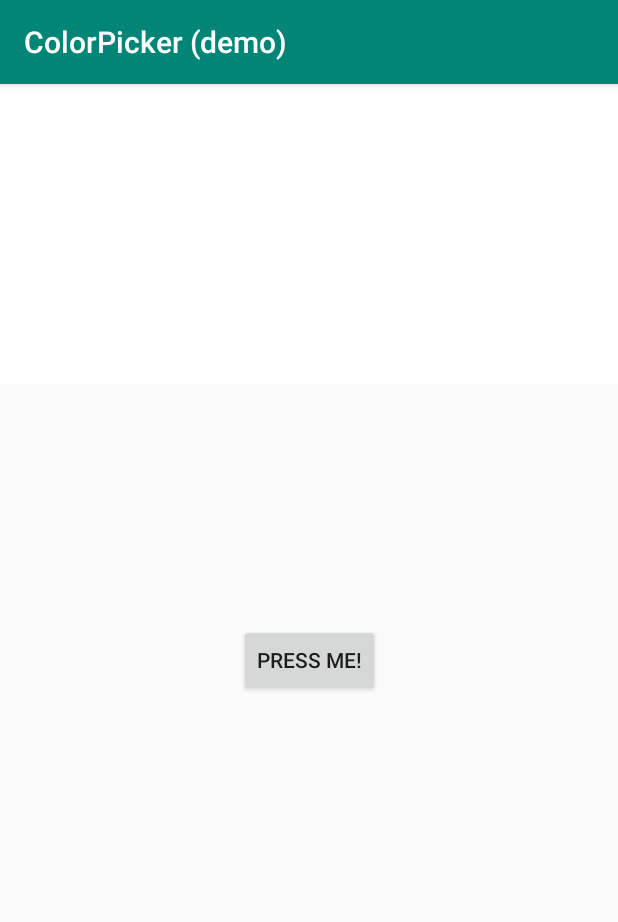
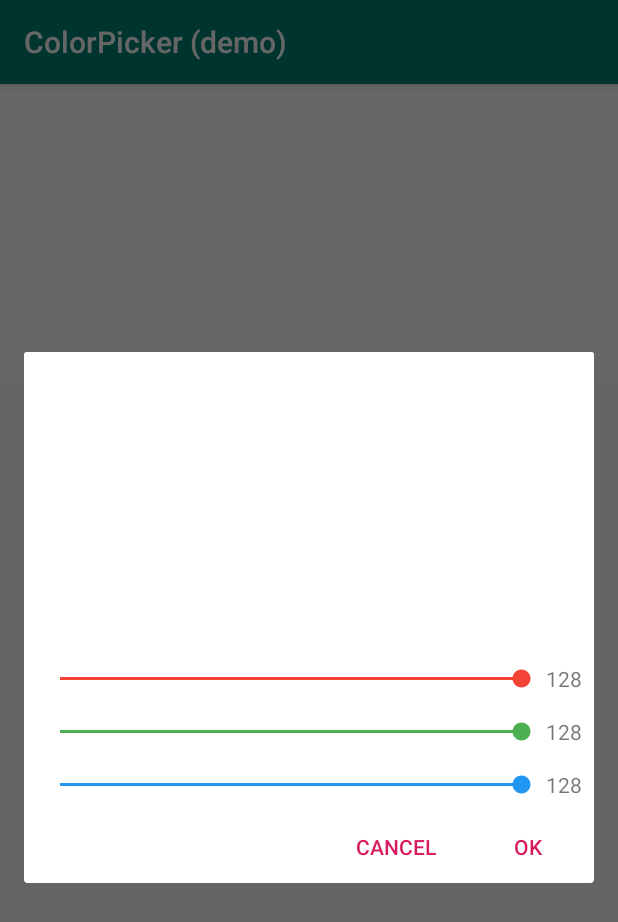
Before and after one commit to djcass44/colorpickerdialog, an Android app: the screen it shows after launch (MainActivity), after a tap on "PRESS ME!", on a phone screen of 412 x 824 dp. Shown: the top 922 px of the screen. Run offline under Robolectric (Android 15) with nearby library versions, the phone set to English and light mode, and no system bars.

Commit message:
Added basic ability to select colours

```diff
--- a/app/src/main/java/com/django/colorpicker/MainActivity.java
+++ b/app/src/main/java/com/django/colorpicker/MainActivity.java
@@ -1,23 +1,28 @@
 package com.django.colorpicker;
 
+import android.os.Bundle;
 import android.support.v7.app.AppCompatActivity;
-import android.os.Bundle;
 import android.view.View;
 import android.widget.Button;
-import android.widget.TextView;
 
-public class MainActivity extends AppCompatActivity {
+import com.django.colorpickerdialog.ColorPickerDialog;
+import com.django.colorpickerdialog.IColorPickerReceivable;
 
+public class MainActivity extends AppCompatActivity implements IColorPickerReceivable {
+    private View viewCanvas;
 
     @Override
     protected void onCreate(Bundle savedInstanceState) {
         super.onCreate(savedInstanceState);
         setContentView(R.layout.activity_main);
 
-        View viewCanvas = findViewById(R.id.viewCanvas);
+        viewCanvas = findViewById(R.id.viewCanvas);
         Button buttonMain = findViewById(R.id.buttonMain);
-        buttonMain.setOnClickListener(view -> {
+        buttonMain.setOnClickListener(view -> new ColorPickerDialog(this, this).show());
+    }
 
-        });
+    @Override
+    public void onColorChosen(int color) {
+        viewCanvas.setBackgroundColor(color);
     }
 }
--- a/colorpickerdialog/build.gradle
+++ b/colorpickerdialog/build.gradle
@@ -4,12 +4,20 @@ android {
     compileSdkVersion 28
 
 
+    //build version tracking
+    Properties versionProps = new Properties()
+    def versionPropsFile = file('version.properties')
+    if (versionPropsFile.exists())
+        versionProps.load(new FileInputStream(versionPropsFile))
+    def code = (versionProps['VERSION_CODE'] ?: "0").toInteger() + 1
+    versionProps['VERSION_CODE'] = code.toString()
+    versionProps.store(versionPropsFile.newWriter(), null)
 
     defaultConfig {
         minSdkVersion 19
         targetSdkVersion 28
-        versionCode 1
-        versionName "1.0"
+        versionCode code
+        versionName "1." + code
 
         testInstrumentationRunner "android.support.test.runner.AndroidJUnitRunner"
 
@@ -34,4 +42,6 @@ dependencies {
     testImplementation 'junit:junit:4.12'
     androidTestImplementation 'com.android.support.test:runner:1.0.2'
     androidTestImplementation 'com.android.support.test.espresso:espresso-core:3.0.2'
+
+    implementation 'com.android.support.constraint:constraint-layout:1.1.2'
 }
--- /dev/null
+++ b/colorpickerdialog/src/main/java/com/django/colorpickerdialog/ColorPickerDialog.java
@@ -0,0 +1,130 @@
+package com.django.colorpickerdialog;
+
+import android.app.Dialog;
+import android.content.Context;
+import android.graphics.Color;
+import android.os.Bundle;
+import android.support.annotation.NonNull;
+import android.view.View;
+import android.view.Window;
+import android.widget.Button;
+import android.widget.SeekBar;
+import android.widget.TextView;
+
+public class ColorPickerDialog extends Dialog {
+    private Context context;
+    private IColorPickerReceivable receivable;
+
+    private Button buttonPositive;
+    private Button buttonNegative;
+
+    private SeekBar seekR;
+    private SeekBar seekG;
+    private SeekBar seekB;
+
+    private TextView textR;
+    private TextView textG;
+    private TextView textB;
+
+    private View viewCanvas;
+    private int colour = 0;
+
+    public ColorPickerDialog(@NonNull Context context, @NonNull IColorPickerReceivable receivable) {
+        super(context);
+        this.context = context;
+        this.receivable = receivable;
+    }
+
+    @Override
+    protected void onCreate(Bundle savedInstanceState) {
+        super.onCreate(savedInstanceState);
+        requestWindowFeature(Window.FEATURE_NO_TITLE);
+        setContentView(R.layout.picker_main);
+
+        viewCanvas = findViewById(R.id.viewCanvas);
+
+        buttonNegative = findViewById(R.id.buttonNegative);
+        buttonPositive = findViewById(R.id.buttonPositive);
+
+        seekR = findViewById(R.id.seekR);
+        textR = findViewById(R.id.textR);
+
+        seekG = findViewById(R.id.seekG);
+        textG = findViewById(R.id.textG);
+
+        seekB = findViewById(R.id.seekB);
+        textB = findViewById(R.id.textB);
+
+        initSeekListeners();
+        initButtonListeners();
+
+        onValueUpdated();
+    }
+
+    private void onValueUpdated() {
+        colour = Color.argb(255, seekR.getProgress(), seekG.getProgress(), seekB.getProgress());
+        viewCanvas.setBackgroundColor(colour);
+    }
+
+    private void initSeekListeners() {
+        seekR.setOnSeekBarChangeListener(new SeekBar.OnSeekBarChangeListener() {
+            @Override
+            public void onProgressChanged(SeekBar seekBar, int i, boolean b) {
+                textR.setText(String.valueOf(i));
+                onValueUpdated();
+            }
+
+            @Override
+            public void onStartTrackingTouch(SeekBar seekBar) {
+
+            }
+
+            @Override
+            public void onStopTrackingTouch(SeekBar seekBar) {
+
+            }
+        });
+        seekG.setOnSeekBarChangeListener(new SeekBar.OnSeekBarChangeListener() {
+            @Override
+            public void onProgressChanged(SeekBar seekBar, int i, boolean b) {
+                textG.setText(String.valueOf(i));
+                onValueUpdated();
+            }
+
+            @Override
+            public void onStartTrackingTouch(SeekBar seekBar) {
+
+            }
+
+            @Override
+            public void onStopTrackingTouch(SeekBar seekBar) {
+
+            }
+        });
+        seekB.setOnSeekBarChangeListener(new SeekBar.OnSeekBarChangeListener() {
+            @Override
+            public void onProgressChanged(SeekBar seekBar, int i, boolean b) {
+                textB.setText(String.valueOf(i));
+                onValueUpdated();
+            }
+
+            @Override
+            public void onStartTrackingTouch(SeekBar seekBar) {
+
+            }
+
+            @Override
+            public void onStopTrackingTouch(SeekBar seekBar) {
+
+            }
+        });
+    }
+
+    private void initButtonListeners() {
+        buttonNegative.setOnClickListener(view -> dismiss());
+        buttonPositive.setOnClickListener(view -> {
+            receivable.onColorChosen(colour);
+            dismiss();
+        });
+    }
+}
--- /dev/null
+++ b/colorpickerdialog/src/main/java/com/django/colorpickerdialog/IColorPickerReceivable.java
@@ -0,0 +1,5 @@
+package com.django.colorpickerdialog;
+
+public interface IColorPickerReceivable {
+    void onColorChosen(int color);
+}
--- /dev/null
+++ b/colorpickerdialog/src/main/res/layout/picker_main.xml
@@ -0,0 +1,116 @@
+<?xml version="1.0" encoding="utf-8"?>
+<LinearLayout
+    xmlns:android="http://schemas.android.com/apk/res/android"
+    android:layout_width="match_parent"
+    android:layout_height="match_parent"
+    android:orientation="vertical"
+    xmlns:app="http://schemas.android.com/apk/res-auto">
+
+    <View
+        android:id="@+id/viewCanvas"
+        android:layout_width="match_parent"
+        android:layout_height="200dp"
+        android:background="@android:color/white" />
+
+    <android.support.constraint.ConstraintLayout
+        android:layout_width="match_parent"
+        android:layout_height="wrap_content"
+        android:padding="8dp">
+
+        <SeekBar
+            android:id="@+id/seekR"
+            android:layout_width="0dp"
+            android:layout_height="wrap_content"
+            android:theme="@style/SeekBarRed"
+            android:progress="255"
+            android:max="255"
+            app:layout_constraintStart_toStartOf="parent"
+            app:layout_constraintEnd_toStartOf="@id/textR"
+            app:layout_constraintTop_toTopOf="parent"
+            app:layout_constraintBottom_toBottomOf="parent" />
+        <TextView
+            android:id="@+id/textR"
+            android:layout_width="wrap_content"
+            android:layout_height="wrap_content"
+            android:text="@string/placeholder_value"
+            app:layout_constraintEnd_toEndOf="parent"
+            app:layout_constraintTop_toTopOf="parent"
+            app:layout_constraintBottom_toBottomOf="parent"/>
+    </android.support.constraint.ConstraintLayout>
+    <android.support.constraint.ConstraintLayout
+        android:layout_width="match_parent"
+        android:layout_height="wrap_content"
+        android:padding="8dp">
+
+        <SeekBar
+            android:id="@+id/seekG"
+            android:layout_width="0dp"
+            android:layout_height="wrap_content"
+            android:theme="@style/SeekBarGreen"
+            android:progress="255"
+            android:max="255"
+            app:layout_constraintStart_toStartOf="parent"
+            app:layout_constraintEnd_toStartOf="@id/textG"
+            app:layout_constraintTop_toTopOf="parent"
+            app:layout_constraintBottom_toBottomOf="parent" />
+        <TextView
+            android:id="@+id/textG"
+            android:layout_width="wrap_content"
+            android:layout_height="wrap_content"
+            android:text="@string/placeholder_value"
+            app:layout_constraintEnd_toEndOf="parent"
+            app:layout_constraintTop_toTopOf="parent"
+            app:layout_constraintBottom_toBottomOf="parent"/>
+    </android.support.constraint.ConstraintLayout>
+    <android.support.constraint.ConstraintLayout
+        android:layout_width="match_parent"
+        android:layout_height="wrap_content"
+        android:padding="8dp">
+
+        <SeekBar
+            android:id="@+id/seekB"
+            android:layout_width="0dp"
+            android:layout_height="wrap_content"
+            android:theme="@style/SeekBarBlue"
+            android:progress="255"
+            android:max="255"
+            app:layout_constraintStart_toStartOf="parent"
+            app:layout_constraintEnd_toStartOf="@id/textB"
+            app:layout_constraintTop_toTopOf="parent"
+            app:layout_constraintBottom_toBottomOf="parent" />
+        <TextView
+            android:id="@+id/textB"
+            android:layout_width="wrap_content"
+            android:layout_height="wrap_content"
+            android:text="@string/placeholder_value"
+            app:layout_constraintEnd_toEndOf="parent"
+            app:layout_constraintTop_toTopOf="parent"
+            app:layout_constraintBottom_toBottomOf="parent"/>
+    </android.support.constraint.ConstraintLayout>
+
+    <RelativeLayout
+        android:layout_width="match_parent"
+        android:layout_height="wrap_content">
+
+        <Button
+            android:id="@+id/buttonPositive"
+            android:layout_width="wrap_content"
+            android:layout_height="wrap_content"
+            android:text="@android:string/ok"
+            android:textColor="@color/colorAccent"
+            android:layout_alignParentEnd="true"
+            android:background="?attr/selectableItemBackground"
+            style="?attr/borderlessButtonStyle"/>
+        <Button
+            android:id="@+id/buttonNegative"
+            android:layout_width="wrap_content"
+            android:layout_height="wrap_content"
+            android:text="@android:string/cancel"
+            android:textColor="@color/colorAccent"
+            android:layout_toStartOf="@id/buttonPositive"
+            android:background="?attr/selectableItemBackground"
+            style="?attr/borderlessButtonStyle"/>
+
+    </RelativeLayout>
+
+</LinearLayout>
--- /dev/null
+++ b/colorpickerdialog/src/main/res/values/colors.xml
@@ -0,0 +1,6 @@
+<?xml version="1.0" encoding="utf-8"?>
+<resources>
+    <color name="colorPrimary">#008577</color>
+    <color name="colorPrimaryDark">#00574B</color>
+    <color name="colorAccent">#D81B60</color>
+</resources>
--- a/colorpickerdialog/src/main/res/values/strings.xml
+++ b/colorpickerdialog/src/main/res/values/strings.xml
@@ -1,3 +1,5 @@
 <resources>
     <string name="app_name">ColorPickerDialog</string>
+
+    <string name="placeholder_value">128</string>
 </resources>
--- /dev/null
+++ b/colorpickerdialog/src/main/res/values/styles.xml
@@ -0,0 +1,13 @@
+<resources>
+
+    <style name="SeekBarRed" parent="Base.Widget.AppCompat.SeekBar">
+        <item name="colorAccent">#f44336</item>
+    </style>
+    <style name="SeekBarGreen" parent="Base.Widget.AppCompat.SeekBar">
+        <item name="colorAccent">#4CAF50</item>
+    </style>
+    <style name="SeekBarBlue" parent="Base.Widget.AppCompat.SeekBar">
+        <item name="colorAccent">#2196F3</item>
+    </style>
+
+</resources>
```
Also changed, not shown: app/build.gradle (+16 -2 lines).
